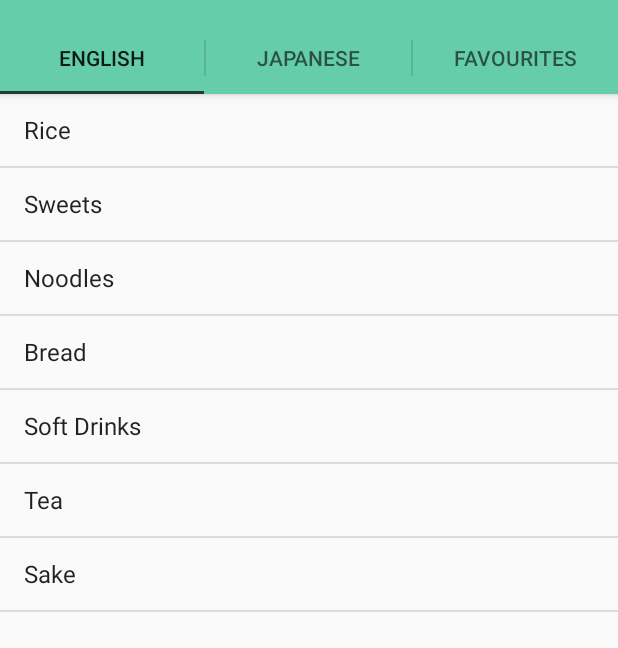
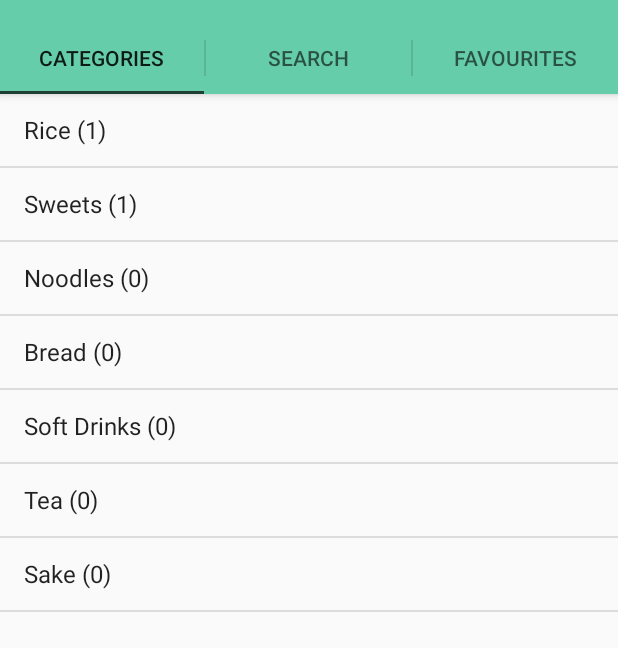
Before and after one commit to KawaiiTech/android-food-dictionary, an Android app: the screen it shows after launch (MainActivity), on a phone screen of 412 x 824 dp, the part 62-710 px from its top. Run offline under Robolectric (Android 15) with nearby library versions, the phone set to English and light mode, and no system bars.

Commit message:
added FoodListFragment

```diff
--- a/app/src/main/java/com/miquelbeltran/japanesefooddictionary/FoodCategory.java
+++ b/app/src/main/java/com/miquelbeltran/japanesefooddictionary/FoodCategory.java
@@ -24,6 +24,6 @@ public class FoodCategory {
 
     @Override
     public String toString() {
-        return name;
+        return name + " (" + foodDescriptionList.size() + ")";
     }
 }
--- /dev/null
+++ b/app/src/main/java/com/miquelbeltran/japanesefooddictionary/FoodListFragment.java
@@ -0,0 +1,97 @@
+package com.miquelbeltran.japanesefooddictionary;
+
+import android.net.Uri;
+import android.os.Bundle;
+import android.support.v4.app.Fragment;
+import android.view.LayoutInflater;
+import android.view.View;
+import android.view.ViewGroup;
+
+
+/**
+ * A simple {@link Fragment} subclass.
+ * Activities that contain this fragment must implement the
+ * {@link FoodListFragment.OnFragmentInteractionListener} interface
+ * to handle interaction events.
+ * Use the {@link FoodListFragment#newInstance} factory method to
+ * create an instance of this fragment.
+ */
+public class FoodListFragment extends Fragment {
+    // TODO: Rename parameter arguments, choose names that match
+    // the fragment initialization parameters, e.g. ARG_ITEM_NUMBER
+    private static final String ARG_PARAM1 = "param1";
+    private static final String ARG_PARAM2 = "param2";
+
+    // TODO: Rename and change types of parameters
+    private String mParam1;
+    private String mParam2;
+
+    private OnFragmentInteractionListener mListener;
+
+    /**
+     * Use this factory method to create a new instance of
+     * this fragment using the provided parameters.
+     *
+     * @param param1 Parameter 1.
+     * @param param2 Parameter 2.
+     * @return A new instance of fragment FoodListFragment.
+     */
+    // TODO: Rename and change types and number of parameters
+    public static FoodListFragment newInstance(String param1, String param2) {
+        FoodListFragment fragment = new FoodListFragment();
+        Bundle args = new Bundle();
+        args.putString(ARG_PARAM1, param1);
+        args.putString(ARG_PARAM2, param2);
+        fragment.setArguments(args);
+        return fragment;
+    }
+
+    public FoodListFragment() {
+        // Required empty public constructor
+    }
+
+    @Override
+    public void onCreate(Bundle savedInstanceState) {
+        super.onCreate(savedInstanceState);
+        if (getArguments() != null) {
+            mParam1 = getArguments().getString(ARG_PARAM1);
+            mParam2 = getArguments().getString(ARG_PARAM2);
+        }
+    }
+
+    @Override
+    public View onCreateView(LayoutInflater inflater, ViewGroup container,
+                             Bundle savedInstanceState) {
+        // Inflate the layout for this fragment
+        return inflater.inflate(R.layout.fragment_food_list, container, false);
+    }
+
+    // TODO: Rename method, update argument and hook method into UI event
+    public void onButtonPressed(Uri uri) {
+        if (mListener != null) {
+            mListener.onFragmentInteraction(uri);
+        }
+    }
+
+    @Override
+    public void onDetach() {
+        super.onDetach();
+        mListener = null;
+    }
+
+    /**
+     * This interface must be implemented by activities that contain this
+     * fragment to allow an interaction in this fragment to be communicated
+     * to the activity and potentially other fragments contained in that
+     * activity.
+     * <p/>
+     * See the Android Training lesson <a href=
+     * "http://developer.android.com/training/basics/fragments/communicating.html"
+     * >Communicating with Other Fragments</a> for more information.
+     */
+    public interface OnFragmentInteractionListener {
+        // TODO: Update argument type and name
+        public void onFragmentInteraction(Uri uri);
+    }
+
+}
--- a/app/src/main/java/com/miquelbeltran/japanesefooddictionary/MainActivity.java
+++ b/app/src/main/java/com/miquelbeltran/japanesefooddictionary/MainActivity.java
@@ -39,8 +39,8 @@ public class MainActivity extends FragmentActivity {
         };
 
         // Add tabs, specifying the tab's text and TabListener
-        addTab("English", actionBar, tabListener);
-        addTab("Japanese", actionBar, tabListener);
+        addTab("Categories", actionBar, tabListener);
+        addTab("Search", actionBar, tabListener);
         addTab("Favourites", actionBar, tabListener);
         pager.setOnPageChangeListener(new ViewPager.SimpleOnPageChangeListener() {
             @Override
@@ -66,8 +66,8 @@ public class MainActivity extends FragmentActivity {
                 switch (position) {
                     case 0:
                         return new CategoriesListFragment();
-//                    case 1:
-//                        return new JapaneseNamesFragment();
+                    case 1:
+                        return new FoodListFragment();
 //                    case 2:
 //                        return new FavouritesFragment();
                     default:
--- a/app/src/main/res/values/strings.xml
+++ b/app/src/main/res/values/strings.xml
@@ -2,4 +2,7 @@
     <string name="app_name">Japanese Food Dictionary</string>
     <string name="hello_world">Hello world!</string>
     <string name="action_settings">Settings</string>
+
+<!-- TODO: Remove or change this placeholder text -->
+    <string name="hello_blank_fragment">Hello blank fragment</string>
 </resources>
```
Also changed, not shown: app/src/main/res/layout/fragment_food_list.xml (added, +27 -0 lines).
